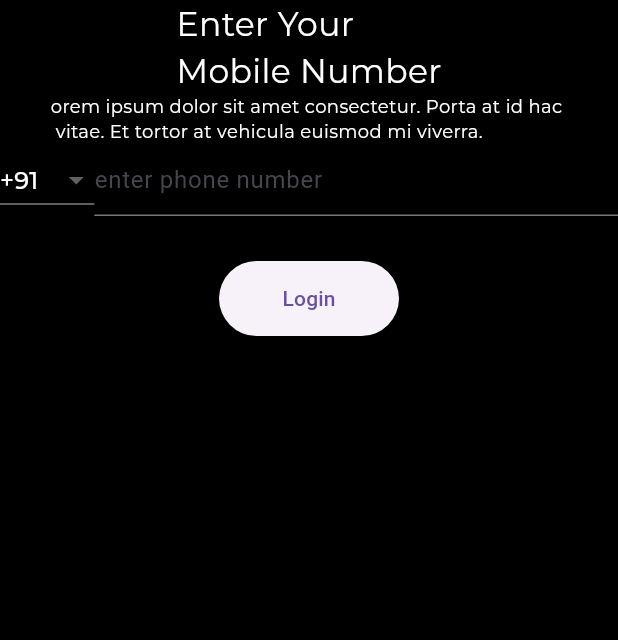
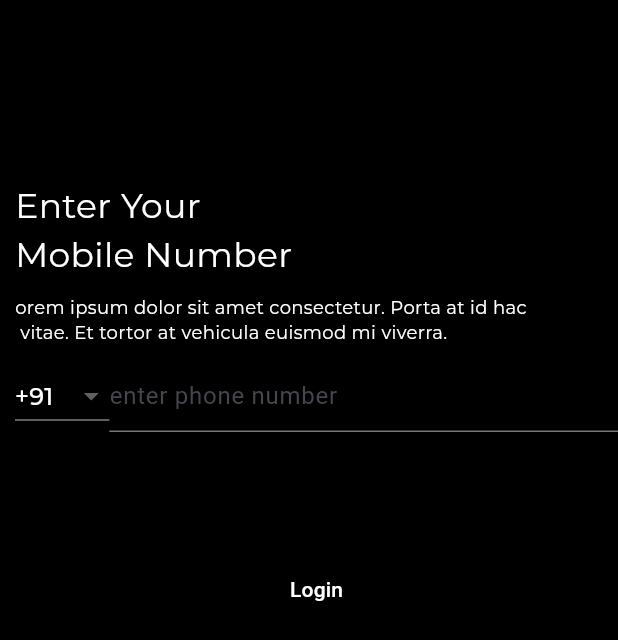
Before and after one commit to muhammedshahbasheer/frijo-noviindus-app, a Flutter app: the screen it shows after launch, on a phone screen of 412 x 824 dp. Shown: the top 640 px of the screen. Run offline on Flutter 3.47's test engine with Material 3 defaults, Android fonts, the phone set to English and light mode, and no system bars; our stand-ins replace chewie, google_fonts, image_picker, shared_preferences, video_player.

Commit message:
refact: resolve styling issue in login screen and home screen

```diff
--- a/lib/features/auth/presentation/login_screen.dart
+++ b/lib/features/auth/presentation/login_screen.dart
@@ -20,19 +20,22 @@ class _LoginScreenState extends State<LoginScreen> {
     final authProvider = Provider.of<AuthController>(context);
     return Scaffold(
       backgroundColor: Colors.black,
-      body: Column(
+      body: Padding(
+        padding: const EdgeInsets.only(top: 120,left: 10),
+        child: Column(
+          crossAxisAlignment: CrossAxisAlignment.start,
           children: [
             Text(
               "Enter Your\nMobile Number",
-            style: GoogleFonts.montserrat(fontSize: 22, color: Colors.white),
-          ),
+              style: GoogleFonts.montserrat(fontSize: 23, color: Colors.white),
+            ),SizedBox(height: 10,),
             Text(
               "orem ipsum dolor sit amet consectetur. Porta at id hac \n vitae. Et tortor at vehicula euismod mi viverra.",
               style: GoogleFonts.montserrat(color: Colors.white, fontSize: 12),
-          ),
+            ),SizedBox(height: 10),
             Row(
               children: [
-              DropdownButton<String>(
+                DropdownButton<String>(dropdownColor: Colors.black,
                   value: Selectedcode,
                   items: countryCode.map((code) {
                     return DropdownMenuItem(
@@ -61,8 +64,9 @@ class _LoginScreenState extends State<LoginScreen> {
                 ),
               ],
             ),
-          SizedBox(height: 30),
-          ElevatedButton(
+            SizedBox(height: 80),
+            Center(
+              child: ElevatedButton(
                 onPressed: context.read<AuthController>().isLoading
                     ? null
                     : () async {
@@ -86,7 +90,7 @@ class _LoginScreenState extends State<LoginScreen> {
                           );
                         }
                       },
-                  style: ElevatedButton.styleFrom(minimumSize: const Size(120,50,)),
+                style: ElevatedButton.styleFrom(minimumSize: const Size(120, 50),backgroundColor: Colors.transparent),
                 child: Consumer<AuthController>(
                   builder: (context, auth, _) {
                     return auth.isLoading
@@ -98,12 +102,14 @@ class _LoginScreenState extends State<LoginScreen> {
                               strokeWidth: 2,
                             ),
                           )
-                    : const Text("Login");
+                        : const Text("Login",style: TextStyle(color: Colors.white),);
                   },
+                ),
               ),
             ),
           ],
         ),
+      ),
     );
   }
 }
```
Lines whose indentation alone changed are shown as unchanged.
